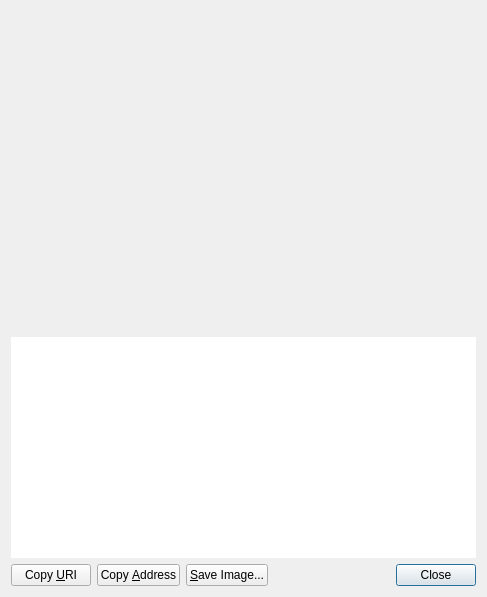
The window that src/qt/forms/receiverequestdialog.ui (CodeAssureLabs/bitcoin-2018) describes before a commit, drawn with Qt 5.
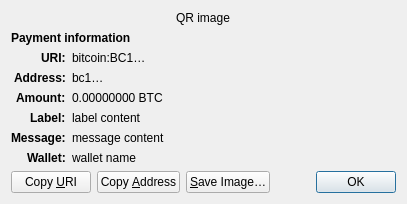
The same window after the commit. Custom widgets are drawn as their Qt base class.

Patch:
```diff
--- a/src/qt/forms/receiverequestdialog.ui
+++ b/src/qt/forms/receiverequestdialog.ui
@@ -6,60 +6,158 @@
    <rect>
     <x>0</x>
     <y>0</y>
-    <width>487</width>
-    <height>597</height>
+    <width>413</width>
+    <height>229</height>
    </rect>
   </property>
-  <layout class="QVBoxLayout" name="verticalLayout_3">
-   <item>
-    <widget class="QRImageWidget" name="lblQRCode">
-     <property name="sizePolicy">
-      <sizepolicy hsizetype="Expanding" vsizetype="Fixed">
-       <horstretch>0</horstretch>
-       <verstretch>0</verstretch>
-      </sizepolicy>
+  <property name="windowTitle">
+   <string>Request payment to …</string>
+  </property>
+  <layout class="QGridLayout" name="gridLayout" columnstretch="0,1">
+   <property name="sizeConstraint">
+    <enum>QLayout::SetFixedSize</enum>
+   </property>
+   <item row="0" column="0" colspan="2" alignment="Qt::AlignHCenter">
+    <widget class="QRImageWidget" name="qr_code">
+     <property name="text">
+      <string notr="true">QR image</string>
      </property>
-     <property name="minimumSize">
-      <size>
-       <width>300</width>
-       <height>320</height>
-      </size>
+     <property name="textInteractionFlags">
+      <set>Qt::NoTextInteraction</set>
      </property>
-     <property name="toolTip">
-      <string>QR Code</string>
+    </widget>
+   </item>
+   <item row="1" column="0" colspan="2">
+    <widget class="QLabel" name="payment_header">
+     <property name="font">
+      <font>
+       <weight>75</weight>
+       <bold>true</bold>
+      </font>
      </property>
+     <property name="text">
+      <string>Payment information</string>
+     </property>
+     <property name="textInteractionFlags">
+      <set>Qt::NoTextInteraction</set>
+     </property>
+    </widget>
+   </item>
+   <item row="2" column="0" alignment="Qt::AlignRight|Qt::AlignTop">
+    <widget class="QLabel" name="uri_tag">
+     <property name="font">
+      <font>
+       <weight>75</weight>
+       <bold>true</bold>
+      </font>
+     </property>
+     <property name="text">
+      <string notr="true">URI:</string>
+     </property>
      <property name="textFormat">
       <enum>Qt::PlainText</enum>
      </property>
-     <property name="alignment">
-      <set>Qt::AlignCenter</set>
+     <property name="textInteractionFlags">
+      <set>Qt::NoTextInteraction</set>
      </property>
+    </widget>
+   </item>
+   <item row="2" column="1" alignment="Qt::AlignTop">
+    <widget class="QLabel" name="uri_content">
+     <property name="text">
+      <string notr="true">bitcoin:BC1…</string>
+     </property>
+     <property name="textFormat">
+      <enum>Qt::RichText</enum>
+     </property>
      <property name="wordWrap">
       <bool>true</bool>
      </property>
     </widget>
    </item>
-   <item>
-    <widget class="QTextEdit" name="outUri">
-     <property name="sizePolicy">
-      <sizepolicy hsizetype="Expanding" vsizetype="Expanding">
-       <horstretch>0</horstretch>
-       <verstretch>0</verstretch>
-      </sizepolicy>
+   <item row="3" column="0" alignment="Qt::AlignRight|Qt::AlignTop">
+    <widget class="QLabel" name="address_tag">
+     <property name="font">
+      <font>
+       <weight>75</weight>
+       <bold>true</bold>
+      </font>
      </property>
-     <property name="minimumSize">
-      <size>
-       <width>0</width>
-       <height>50</height>
-      </size>
+     <property name="text">
+      <string>Address:</string>
      </property>
-     <property name="frameShape">
-      <enum>QFrame::NoFrame</enum>
+     <property name="textInteractionFlags">
+      <set>Qt::NoTextInteraction</set>
      </property>
-     <property name="frameShadow">
-      <enum>QFrame::Plain</enum>
+    </widget>
+   </item>
+   <item row="3" column="1" alignment="Qt::AlignTop">
+    <widget class="QLabel" name="address_content">
+     <property name="text">
+      <string notr="true">bc1…</string>
      </property>
-     <property name="tabChangesFocus">
+     <property name="textFormat">
+      <enum>Qt::PlainText</enum>
+     </property>
+     <property name="textInteractionFlags">
+      <set>Qt::TextSelectableByMouse</set>
+     </property>
+    </widget>
+   </item>
+   <item row="4" column="0" alignment="Qt::AlignRight|Qt::AlignTop">
+    <widget class="QLabel" name="amount_tag">
+     <property name="font">
+      <font>
+       <weight>75</weight>
+       <bold>true</bold>
+      </font>
+     </property>
+     <property name="text">
+      <string>Amount:</string>
+     </property>
+     <property name="textInteractionFlags">
+      <set>Qt::NoTextInteraction</set>
+     </property>
+    </widget>
+   </item>
+   <item row="4" column="1" alignment="Qt::AlignTop">
+    <widget class="QLabel" name="amount_content">
+     <property name="text">
+      <string notr="true">0.00000000 BTC</string>
+     </property>
+     <property name="textFormat">
+      <enum>Qt::PlainText</enum>
+     </property>
+     <property name="textInteractionFlags">
+      <set>Qt::TextSelectableByMouse</set>
+     </property>
+    </widget>
+   </item>
+   <item row="5" column="0" alignment="Qt::AlignRight|Qt::AlignTop">
+    <widget class="QLabel" name="label_tag">
+     <property name="font">
+      <font>
+       <weight>75</weight>
+       <bold>true</bold>
+      </font>
+     </property>
+     <property name="text">
+      <string>Label:</string>
+     </property>
+     <property name="textInteractionFlags">
+      <set>Qt::NoTextInteraction</set>
+     </property>
+    </widget>
+   </item>
+   <item row="5" column="1" alignment="Qt::AlignTop">
+    <widget class="QLabel" name="label_content">
+     <property name="text">
+      <string notr="true">label content</string>
+     </property>
+     <property name="textFormat">
+      <enum>Qt::PlainText</enum>
+     </property>
+     <property name="wordWrap">
       <bool>true</bool>
      </property>
      <property name="textInteractionFlags">
@@ -67,7 +165,71 @@
      </property>
     </widget>
    </item>
-   <item>
+   <item row="6" column="0" alignment="Qt::AlignRight|Qt::AlignTop">
+    <widget class="QLabel" name="message_tag">
+     <property name="font">
+      <font>
+       <weight>75</weight>
+       <bold>true</bold>
+      </font>
+     </property>
+     <property name="text">
+      <string>Message:</string>
+     </property>
+     <property name="textInteractionFlags">
+      <set>Qt::NoTextInteraction</set>
+     </property>
+    </widget>
+   </item>
+   <item row="6" column="1" alignment="Qt::AlignTop">
+    <widget class="QLabel" name="message_content">
+     <property name="text">
+      <string notr="true">message content</string>
+     </property>
+     <property name="textFormat">
+      <enum>Qt::PlainText</enum>
+     </property>
+     <property name="wordWrap">
+      <bool>true</bool>
+     </property>
+     <property name="textInteractionFlags">
+      <set>Qt::TextSelectableByMouse</set>
+     </property>
+    </widget>
+   </item>
+   <item row="7" column="0" alignment="Qt::AlignRight|Qt::AlignTop">
+    <widget class="QLabel" name="wallet_tag">
+     <property name="font">
+      <font>
+       <weight>75</weight>
+       <bold>true</bold>
+      </font>
+     </property>
+     <property name="text">
+      <string>Wallet:</string>
+     </property>
+     <property name="textInteractionFlags">
+      <set>Qt::NoTextInteraction</set>
+     </property>
+    </widget>
+   </item>
+   <item row="7" column="1" alignment="Qt::AlignTop">
+    <widget class="QLabel" name="wallet_content">
+     <property name="text">
+      <string notr="true">wallet name</string>
+     </property>
+     <property name="textFormat">
+      <enum>Qt::PlainText</enum>
+     </property>
+     <property name="wordWrap">
+      <bool>true</bool>
+     </property>
+     <property name="textInteractionFlags">
+      <set>Qt::TextSelectableByMouse</set>
+     </property>
+    </widget>
+   </item>
+   <item row="8" column="0" colspan="2">
     <layout class="QHBoxLayout" name="horizontalLayout">
      <item>
       <widget class="QPushButton" name="btnCopyURI">
@@ -92,7 +254,7 @@
      <item>
       <widget class="QPushButton" name="btnSaveAs">
        <property name="text">
-        <string>&amp;Save Image...</string>
+        <string>&amp;Save Image…</string>
        </property>
        <property name="autoDefault">
         <bool>false</bool>
@@ -115,7 +277,7 @@
      <item>
       <widget class="QDialogButtonBox" name="buttonBox">
        <property name="standardButtons">
-        <set>QDialogButtonBox::Close</set>
+        <set>QDialogButtonBox::Ok</set>
        </property>
       </widget>
      </item>
```
Left out of the diff: 40 changed lines with no effect on the pictures.
